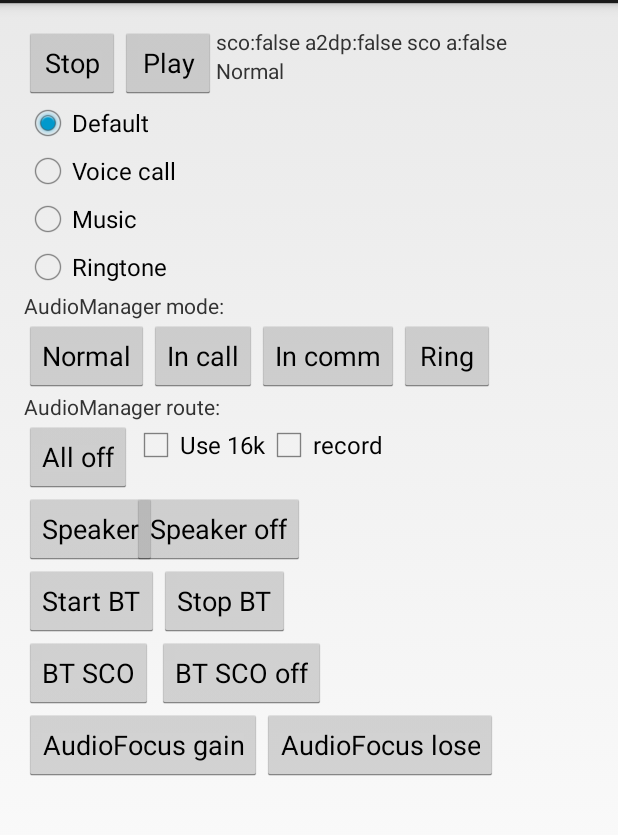
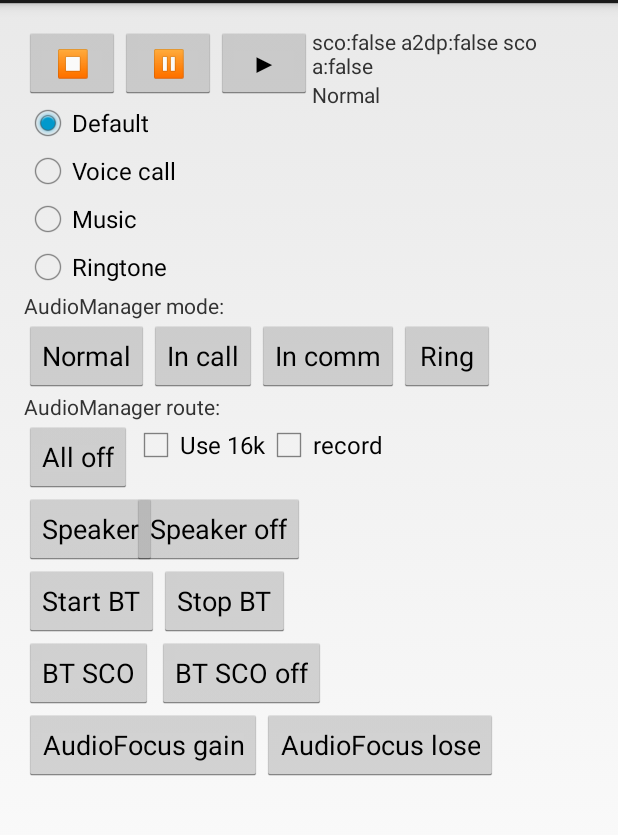
Before and after one commit to fuzzzy/AudioManagerTestKit, an Android app: the screen it shows after launch (AudioTestActivity), on a phone screen of 412 x 824 dp, the part 69-904 px from its top. Run offline under Robolectric (Android 15) with nearby library versions, the phone set to English and light mode, and no system bars.

Commit message:
draft pause implementation, may hang everything

```diff
--- a/app/src/main/java/fz/rnd/audiotest/IMediaLoad.java
+++ b/app/src/main/java/fz/rnd/audiotest/IMediaLoad.java
@@ -17,4 +17,6 @@ abstract class IMediaLoad {
     abstract void start();
 
     abstract void stop();
+
+    abstract void pause();
 }
--- a/app/src/main/java/fz/rnd/audiotest/MediaPlayerLoad.java
+++ b/app/src/main/java/fz/rnd/audiotest/MediaPlayerLoad.java
@@ -81,4 +81,10 @@ class MediaPlayerLoad extends IMediaLoad
         }
     }
 
+    @Override
+    void pause() {
+        if(mPlayer != null) {
+            mPlayer.pause();
+        }
+    }
 }
--- a/app/src/main/res/layout/activity_audio_test.xml
+++ b/app/src/main/res/layout/activity_audio_test.xml
@@ -21,6 +21,24 @@
         android:layout_toRightOf="@+id/mode_normal"
         android:onClick="onStopClick"
         android:text="@string/stop" />
+
+    <Button
+        android:id="@+id/btn_pause"
+        android:layout_width="wrap_content"
+        android:layout_height="wrap_content"
+        android:layout_alignBaseline="@+id/btn_stop"
+        android:layout_toRightOf="@+id/btn_stop"
+        android:onClick="onPauseClick"
+        android:text="@string/pause" />
+
+    <Button
+        android:id="@+id/btn_play"
+        android:layout_width="wrap_content"
+        android:layout_height="wrap_content"
+        android:layout_alignBaseline="@+id/btn_stop"
+        android:layout_toRightOf="@+id/btn_pause"
+        android:onClick="onPlayClick"
+        android:text="@string/play" />
 
     <RadioGroup
         android:id="@+id/radioGroup_stream"
@@ -225,15 +243,7 @@
         android:layout_toRightOf="@+id/btn_play"
         android:text="@string/mode_normal" />
 
-    <Button
-        android:id="@+id/btn_play"
-        android:layout_width="wrap_content"
-        android:layout_height="wrap_content"
-        android:layout_alignBaseline="@+id/btn_stop"
-        android:layout_alignBottom="@+id/btn_stop"
-        android:layout_toRightOf="@+id/btn_stop"
-        android:onClick="onPlayClick"
-        android:text="@string/play" />
+
 
     <TextView
         android:id="@+id/textView_state"
--- a/app/src/main/res/values/strings.xml
+++ b/app/src/main/res/values/strings.xml
@@ -12,8 +12,9 @@
 	<string name="mode_incomm">In comm</string>
     <string name="mode_ring">Ring</string>
 
-	<string name="play">Play</string>
-	<string name="stop">Stop</string>
+	<string name="play">▶</string>
+    <string name="pause">⏸</string>
+	<string name="stop">⏹️</string>
 
 	<string name="route_off">All off</string>
 	<string name="route_speaker">Speaker</string>
```
Also changed, not shown: app/src/main/java/fz/rnd/audiotest/AudioTestActivity.java (+9 -5 lines), app/src/main/java/fz/rnd/audiotest/AudioTrackRecordLoad.java (+8 -0 lines), app/src/main/java/fz/rnd/audiotest/ComboLoad.java (+7 -0 lines), app/src/main/java/fz/rnd/audiotest/SoundPoolLoad.java (+7 -0 lines).
